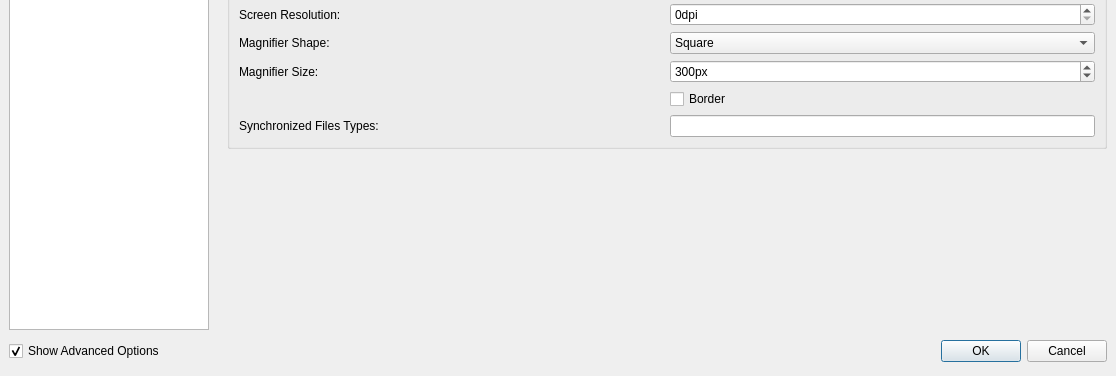
First picture: the form in configdialog.ui, repository svn2github/texstudio-trunk, before the edit; both pictures show x 0 to 1116 and y 298 to 674 of the 1116 by 674 pixel window.
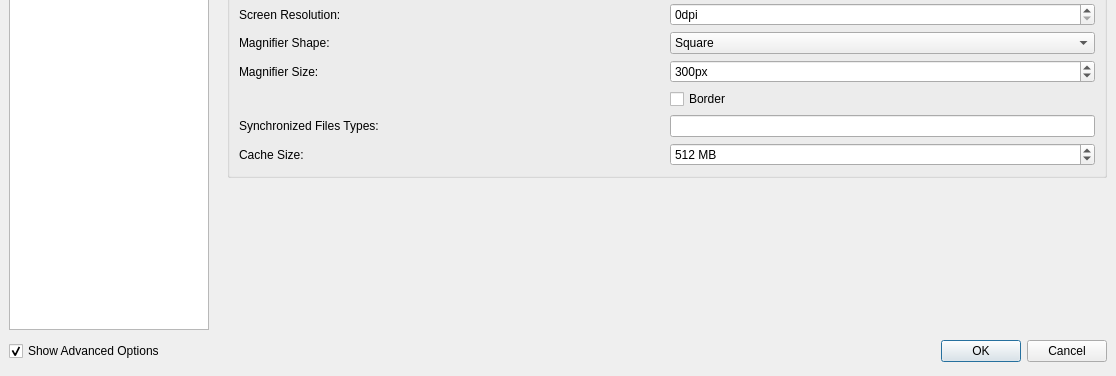
Second picture: the form after the edit. The open tabs and pages were chosen to show the change. Icons and pictures are not drawn.

Commit message: Use memory size as cost for images in PDF page cache. Add option to specify cache size.

Diff of the .ui file:
```diff
--- a/configdialog.ui
+++ b/configdialog.ui
@@ -2827,6 +2827,38 @@
             </property>
            </widget>
           </item>
+          <item row="7" column="0">
+           <widget class="QLabel" name="label_18">
+            <property name="text">
+             <string>Cache Size:</string>
+            </property>
+            <property name="advancedOption" stdset="0">
+             <bool>true</bool>
+            </property>
+           </widget>
+          </item>
+          <item row="7" column="1">
+           <widget class="QSpinBox" name="spinBoxCacheSizeMB">
+            <property name="suffix">
+             <string> MB</string>
+            </property>
+            <property name="minimum">
+             <number>100</number>
+            </property>
+            <property name="maximum">
+             <number>1024</number>
+            </property>
+            <property name="singleStep">
+             <number>100</number>
+            </property>
+            <property name="value">
+             <number>512</number>
+            </property>
+            <property name="advancedOption" stdset="0">
+             <bool>true</bool>
+            </property>
+           </widget>
+          </item>
          </layout>
         </widget>
        </item>
```
Left out of the diff: 18 changed lines with no effect on the pictures. The commit also changes 5 other files.
